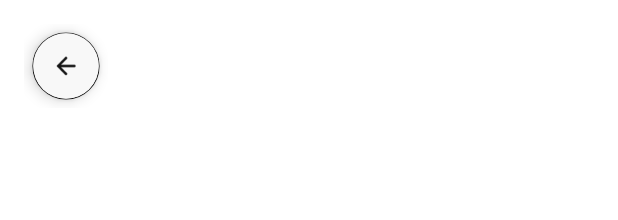
After one commit to Mroxny/MobileMapApp, an Android app: the layout activity_search.xml on its own in the app's theme, with its tools: preview values and no code run, on a phone screen of 412 x 824 dp. The commit adds this screen. Shown: the top 220 px of the screen. Run offline under Robolectric (Android 15) with nearby library versions, the phone set to English and light mode, and no system bars.

Commit message:
21.09.2021
- new version code
- searching button
- added searching activity (WIP)
- removed compass

```diff
--- a/app/build.gradle
+++ b/app/build.gradle
@@ -10,8 +10,8 @@ android {
         applicationId "com.mroxny.mobilemapapp"
         minSdkVersion 21
         targetSdkVersion 30
-        versionCode 1
-        versionName "1.0"
+        versionCode 12
+        versionName "1.2"
 
         testInstrumentationRunner "androidx.test.runner.AndroidJUnitRunner"
     }
--- a/app/src/main/AndroidManifest.xml
+++ b/app/src/main/AndroidManifest.xml
@@ -15,14 +15,15 @@
         android:roundIcon="@mipmap/ic_launcher_round"
         android:supportsRtl="true"
         android:theme="@style/Theme.MobileMapApp">
+        <activity android:name=".SearchActivity"></activity>
         <activity android:name=".SplashScreen">
             <intent-filter>
                 <category android:name="android.intent.category.LAUNCHER" />
+
                 <action android:name="android.intent.action.MAIN" />
             </intent-filter>
         </activity>
-        <activity android:name=".MainActivity">
-        </activity>
+        <activity android:name=".MainActivity"></activity>
     </application>
 
 </manifest>
--- /dev/null
+++ b/app/src/main/res/drawable/ic_round_arrow_back.xml
@@ -0,0 +1,5 @@
+<vector android:height="32dp" android:tint="?attr/colorControlNormal"
+    android:viewportHeight="24" android:viewportWidth="24"
+    android:width="32dp" xmlns:android="http://schemas.android.com/apk/res/android">
+    <path android:fillColor="@android:color/white" android:pathData="M19,11H7.83l4.88,-4.88c0.39,-0.39 0.39,-1.03 0,-1.42 -0.39,-0.39 -1.02,-0.39 -1.41,0l-6.59,6.59c-0.39,0.39 -0.39,1.02 0,1.41l6.59,6.59c0.39,0.39 1.02,0.39 1.41,0 0.39,-0.39 0.39,-1.02 0,-1.41L7.83,13H19c0.55,0 1,-0.45 1,-1s-0.45,-1 -1,-1z"/>
+</vector>
--- /dev/null
+++ b/app/src/main/res/drawable/ic_round_search.xml
@@ -0,0 +1,5 @@
+<vector android:height="32dp" android:tint="?attr/colorControlNormal"
+    android:viewportHeight="24" android:viewportWidth="24"
+    android:width="32dp" xmlns:android="http://schemas.android.com/apk/res/android">
+    <path android:fillColor="@android:color/white" android:pathData="M15.5,14h-0.79l-0.28,-0.27c1.2,-1.4 1.82,-3.31 1.48,-5.34 -0.47,-2.78 -2.79,-5 -5.59,-5.34 -4.23,-0.52 -7.79,3.04 -7.27,7.27 0.34,2.8 2.56,5.12 5.34,5.59 2.03,0.34 3.94,-0.28 5.34,-1.48l0.27,0.28v0.79l4.25,4.25c0.41,0.41 1.08,0.41 1.49,0 0.41,-0.41 0.41,-1.08 0,-1.49L15.5,14zM9.5,14C7.01,14 5,11.99 5,9.5S7.01,5 9.5,5 14,7.01 14,9.5 11.99,14 9.5,14z"/>
+</vector>
--- /dev/null
+++ b/app/src/main/res/layout/activity_search.xml
@@ -0,0 +1,31 @@
+<?xml version="1.0" encoding="utf-8"?>
+<androidx.constraintlayout.widget.ConstraintLayout xmlns:android="http://schemas.android.com/apk/res/android"
+    xmlns:app="http://schemas.android.com/apk/res-auto"
+    xmlns:tools="http://schemas.android.com/tools"
+    android:layout_width="match_parent"
+    android:layout_height="match_parent"
+    tools:context=".SearchActivity">
+
+    <LinearLayout
+        android:layout_width="wrap_content"
+        android:layout_height="wrap_content"
+        android:fitsSystemWindows="true"
+        app:layout_constraintStart_toStartOf="parent"
+        app:layout_constraintTop_toTopOf="parent"
+        android:layout_marginTop="16dp"
+        android:layout_marginStart="16dp">
+
+        <com.google.android.material.floatingactionbutton.FloatingActionButton
+            android:layout_width="wrap_content"
+            android:layout_height="wrap_content"
+            android:backgroundTint="?attr/colorOnPrimary"
+            android:onClick="goBack"
+            android:scaleX="0.8"
+            android:scaleY="0.8"
+            android:src="@drawable/ic_round_arrow_back"
+            />
+    </LinearLayout>
+
+
+
+</androidx.constraintlayout.widget.ConstraintLayout>
--- a/app/src/main/res/values/strings.xml
+++ b/app/src/main/res/values/strings.xml
@@ -1,3 +1,3 @@
 <resources>
-    <string name="app_name">Mobile Map App</string>
+    <string name="app_name">MyMap</string>
 </resources>
```
Also changed, not shown: app/src/main/java/com/mroxny/mobilemapapp/MainActivity.java (+23 -8 lines), app/src/main/java/com/mroxny/mobilemapapp/SearchActivity.java (added, +22 -0 lines), app/src/main/res/layout/activity_main.xml (+24 -0 lines), 1 other file.
